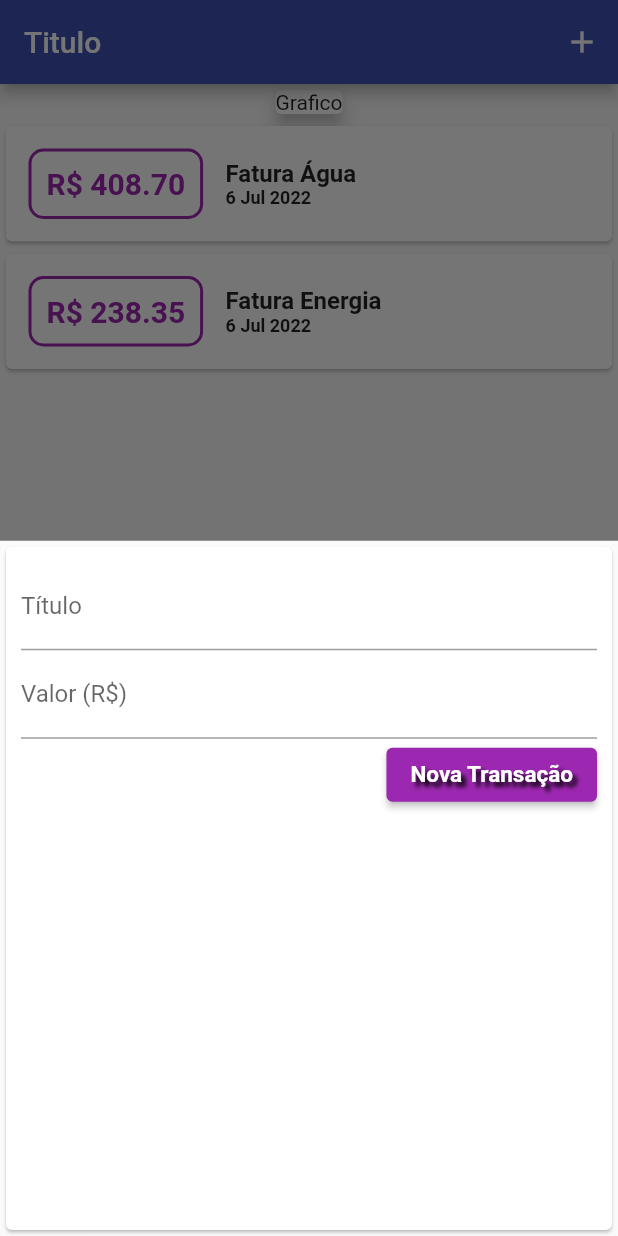
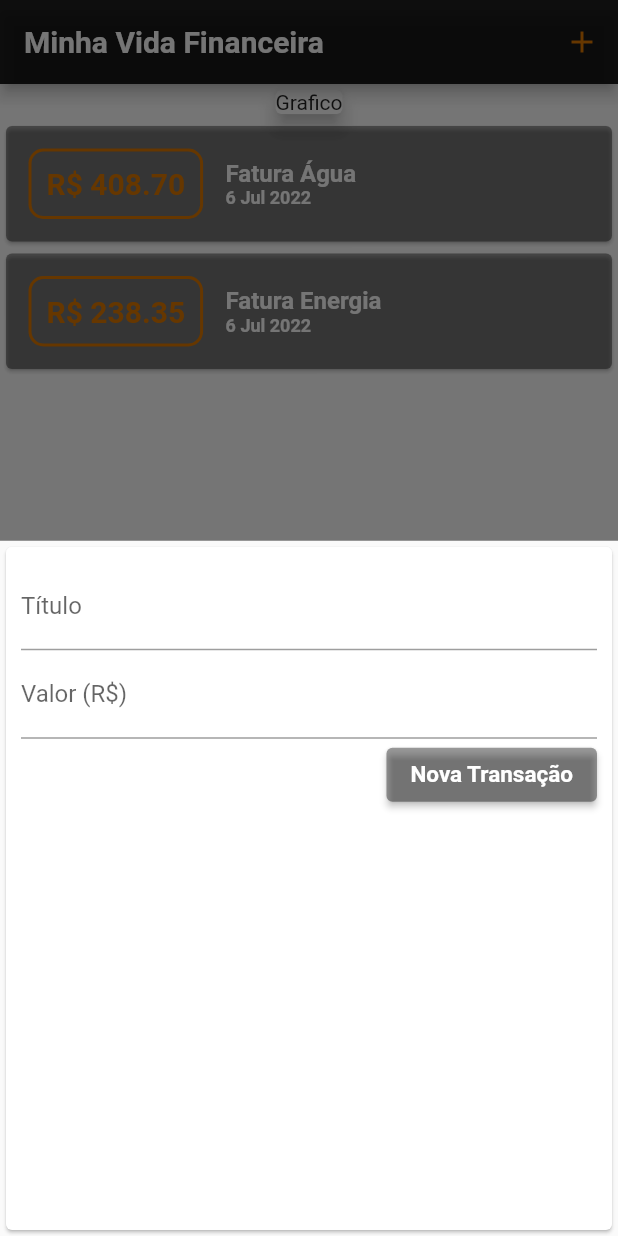
Before and after one commit to diegobagio/appvidafinanceira, a Flutter app: the screen it shows after launch, after a tap on the "add" icon, on a phone screen of 412 x 824 dp. Run offline on Flutter 3.47's test engine with Material 2 defaults, Android fonts, the phone set to English and light mode, and no system bars.

Commit message:
Modificações na tela principal

```diff
--- a/lib/components/transaction_form.dart
+++ b/lib/components/transaction_form.dart
@@ -1,13 +1,17 @@
 import 'package:flutter/material.dart';
 
-class TransactionForm extends StatelessWidget {
+class TransactionForm extends StatefulWidget {
+  final void Function(String, double) onSubmit;
 
+  TransactionForm(this.onSubmit);
+
+  @override
+  _TransactionFormState createState() => _TransactionFormState();
+}
+
+class _TransactionFormState extends State<TransactionForm> {
   final itemController = TextEditingController();
   final valorController = TextEditingController();
-
-   final void Function(String, double) onSubmit;
-
-  TransactionForm(this.onSubmit);
 
   _submitForm() {
     final title = itemController.text;
@@ -17,7 +21,7 @@ class TransactionForm extends StatelessWidget {
       return;
     }
 
-    onSubmit(title, value);
+    widget.onSubmit(title, value);
   }
 
   @override
@@ -43,19 +47,21 @@ class TransactionForm extends StatelessWidget {
                 ElevatedButton(
                   onPressed: _submitForm,
                   style: ButtonStyle(
-                      backgroundColor: MaterialStateProperty.all<Color>(
-                          Colors.purple)),
+                      backgroundColor:
+                          MaterialStateProperty.all<Color>(Colors.black38)),
                   child: Text(
                     'Nova Transação',
                     style: TextStyle(
-                        fontWeight: FontWeight.bold,
-                        fontSize: 15,
-                        shadows: [
-                          Shadow(
-                              offset: Offset(3.0, 3.0),
-                              blurRadius: 3.0,
-                              color: Color.fromARGB(255, 0, 0, 0))
-                        ]),
+                      color: Color.fromARGB(255, 255, 255, 255),
+                      fontWeight: FontWeight.bold,
+                      fontSize: 15,
+                      // shadows: [
+                      //   Shadow(
+                      //       offset: Offset(3.0, 3.0),
+                      //       blurRadius: 3.0,
+                      //       color: Color.fromARGB(255, 255, 255, 255))
+                      // ],
+                    ),
                   ),
                 ),
               ],
--- a/lib/components/transaction_list.dart
+++ b/lib/components/transaction_list.dart
@@ -16,13 +16,14 @@ class TransactionList extends StatelessWidget {
         itemBuilder: (ctx, index) {
           final tr = transactions[index];
           return Card(
+            color: Colors.black38,
               child: Row(
                 children: [
                   Container(
                     margin: EdgeInsets.symmetric(horizontal: 15, vertical: 15),
                     decoration: BoxDecoration(
                         border: Border.all(
-                          color: Colors.purple,
+                          color: Color.fromARGB(255, 223,120, 0),
                           width: 2,
                         ),
                         borderRadius: BorderRadius.all(Radius.circular(10))),
@@ -32,7 +33,7 @@ class TransactionList extends StatelessWidget {
                       style: TextStyle(
                           fontWeight: FontWeight.bold,
                           fontSize: 20,
-                          color: Colors.purple),
+                          color: Color.fromARGB(255, 223,120, 0)),
                     ),
                   ),
                   Column(
@@ -41,6 +42,7 @@ class TransactionList extends StatelessWidget {
                       Text(
                         tr.title,
                         style: TextStyle(
+                          color: Colors.white,
                           fontWeight: FontWeight.bold,
                           fontSize: 16,
                         ),
@@ -50,7 +52,7 @@ class TransactionList extends StatelessWidget {
                         style: TextStyle(
                           fontWeight: FontWeight.bold,
                           fontSize: 12,
-                          color: Colors.black87,
+                          color: Colors.white,
                         ),
                       )
                     ],
--- a/lib/main.dart
+++ b/lib/main.dart
@@ -4,6 +4,7 @@ import 'package:appvidafinanceira/components/transaction_form.dart';
 import 'package:appvidafinanceira/components/transaction_list.dart';
 import 'package:flutter/cupertino.dart';
 import 'package:flutter/material.dart';
+import 'package:flutter/widgets.dart';
 
 import 'models/transaction.dart';
 
@@ -12,10 +13,30 @@ void main() => runApp(VidaFinanceira());
 class VidaFinanceira extends StatelessWidget {
   @override
   Widget build(BuildContext context) {
+    final ThemeData tema = ThemeData();
+
     return MaterialApp(
       title: 'Vida Financeira',
       theme: ThemeData(
-        primarySwatch: Colors.indigo,
+        colorScheme: tema.colorScheme.copyWith(
+          primary: Colors.black87,
+          secondary: Colors.blueAccent
+        ),
+        textTheme: tema.textTheme.copyWith(
+          headline6: TextStyle(
+            fontSize: 18,
+            fontWeight: FontWeight.bold,
+            color: Colors.black
+          )
+        ),
+        scaffoldBackgroundColor: Colors.white10,
+        appBarTheme: AppBarTheme(
+          color: Colors.black87,
+          titleTextStyle: TextStyle(
+            fontSize: 20,
+            fontWeight: FontWeight.bold
+          )
+        ),
       ),
       home: MyHomePage(),
     );
@@ -28,15 +49,24 @@ class MyHomePage extends StatefulWidget {
 }
 
 class _MyHomePageState extends State<MyHomePage> {
+  //Lista de Transações
   final _transactions = [
     Transaction(BigInt.from(1), 'Fatura Água', 408.7, DateTime.now()),
     Transaction(BigInt.from(2), 'Fatura Energia', 238.35, DateTime.now()),
   ];
 
   _addTransaction(String title, double value) {
-    final newTransaction = Transaction(BigInt.from(Random().nextInt(2)), title, value, DateTime.now());
+    //Metodo para adicionar uma transação
+    final newTransaction = Transaction(BigInt.from(Random().nextInt(3)), title, value, DateTime.now());
+    setState(() {
+      _transactions.add(newTransaction);
+    });
+
+    //Metodo para fechar o modal
+    Navigator.of(context).pop();
   }
 
+  //Abrir modal para lançar nova transação
   _openTransactionFormModal(BuildContext context) {
     return showModalBottomSheet(context: context, builder: (_) {
       return TransactionForm(_addTransaction);
@@ -47,9 +77,9 @@ class _MyHomePageState extends State<MyHomePage> {
   Widget build(BuildContext context) {
     return Scaffold(
       appBar: AppBar(
-        title: Text('Titulo'),
+        title: Text('Minha Vida Financeira'),
         actions: [
-          IconButton(onPressed: () => _openTransactionFormModal(context), icon: Icon(Icons.add))
+          IconButton(onPressed: () => _openTransactionFormModal(context), icon: Icon(Icons.add, color: Color.fromARGB(255, 223,120, 0),))
         ],
       ),
       body: SingleChildScrollView(
@@ -71,9 +101,21 @@ class _MyHomePageState extends State<MyHomePage> {
       ),
       floatingActionButton: FloatingActionButton(
         onPressed: () => _openTransactionFormModal(context),
-        tooltip: 'Increment',
-        child: Icon(Icons.add),
-      ), // This trailing comma makes auto-formatting nicer for build methods.
+        tooltip: 'Cool FAB',
+        child: Container(
+          width: 56,
+          height: 56,
+          child: Icon(Icons.add),
+          decoration: BoxDecoration(
+            shape: BoxShape.circle,
+            gradient: RadialGradient(
+              center: const Alignment(-0.7, -0.5),
+              radius: 0.28,
+              colors: [ Color.fromARGB(255, 255,200, 200), Color.fromARGB(255, 223,120, 0),],
+            ),
+          ),
+        ),
+      ),
     );
   }
 }
```
